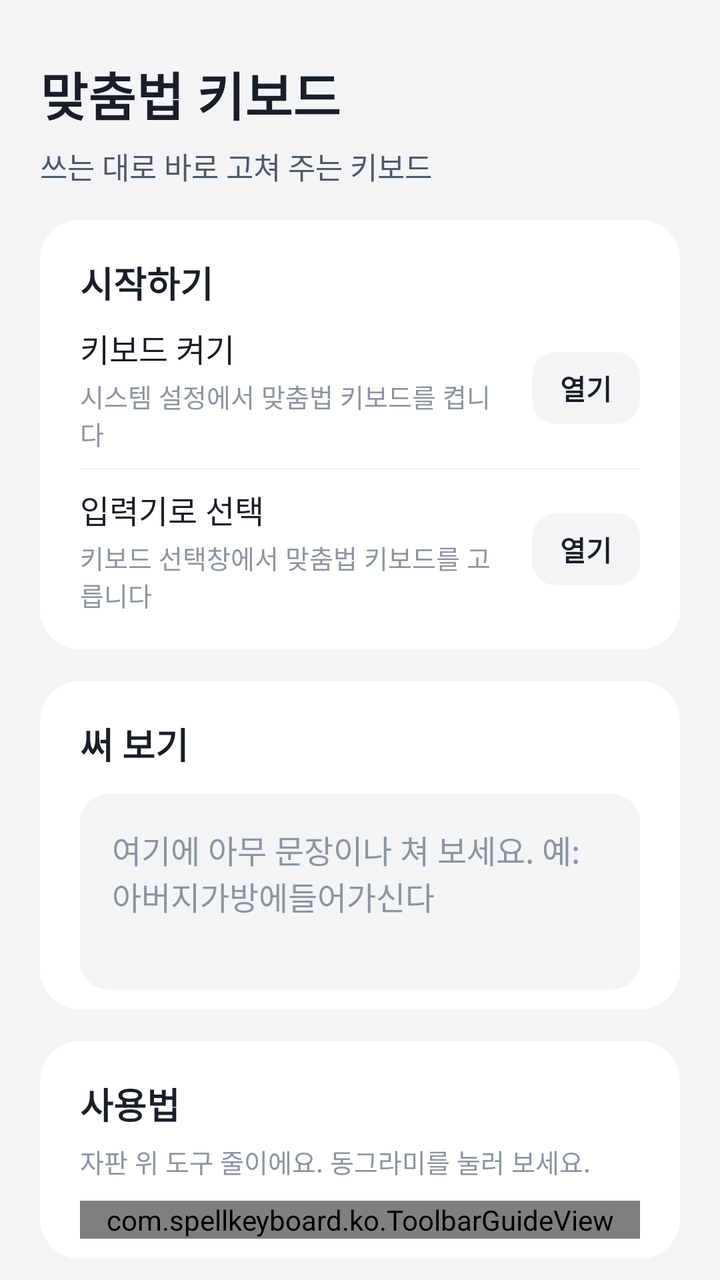
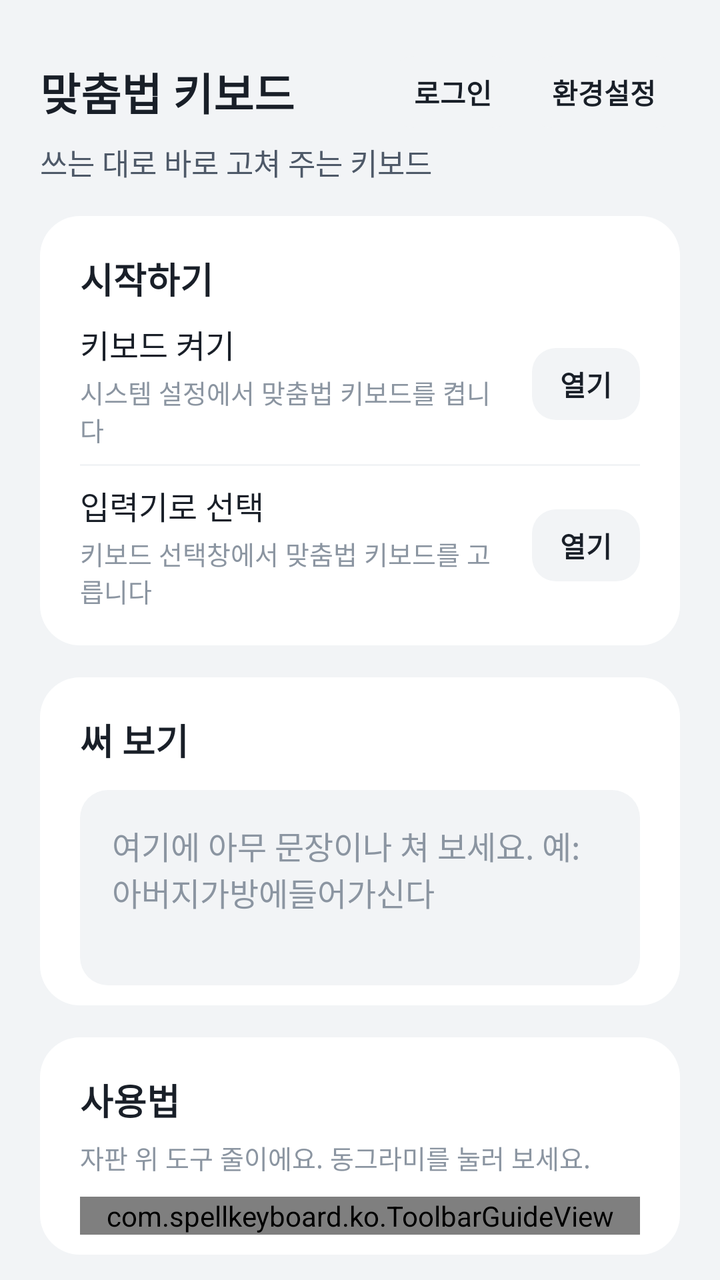

The first picture is an Android layout as it rendered before a commit; the second is the same layout after the commit. The layout source and the unified diff follow.
<!-- AndroidManifest.xml: application theme Theme.SpellKeyboard -->
<!-- res/layout/activity_setup.xml -->
<?xml version="1.0" encoding="utf-8"?>
<ScrollView xmlns:android="http://schemas.android.com/apk/res/android"
    xmlns:app="http://schemas.android.com/apk/res-auto"
    android:id="@+id/setup_scroll"
    android:layout_width="match_parent"
    android:layout_height="match_parent"
    android:background="@color/toss_bg"
    android:fillViewport="true"
    android:importantForAutofill="noExcludeDescendants"
    android:scrollbars="none">

    <LinearLayout
        android:layout_width="match_parent"
        android:layout_height="wrap_content"
        android:orientation="vertical"
        android:paddingHorizontal="20dp"
        android:paddingTop="28dp"
        android:paddingBottom="40dp">

        <TextView
            android:layout_width="wrap_content"
            android:layout_height="wrap_content"
            android:text="@string/app_name"
            android:textColor="@color/toss_text"
            android:textSize="26sp"
            android:textStyle="bold" />

        <TextView
            android:layout_width="wrap_content"
            android:layout_height="wrap_content"
            android:layout_marginTop="6dp"
            android:text="@string/home_subtitle"
            android:textColor="@color/toss_text2"
            android:textSize="15sp" />

        
        <LinearLayout
            android:id="@+id/setup_card"
            style="@style/Card">

            <TextView style="@style/CardTitle" android:text="@string/section_setup" />

            <TextView
                android:id="@+id/setup_all_done"
                android:layout_width="match_parent"
                android:layout_height="wrap_content"
                android:layout_marginTop="10dp"
                android:text="@string/setup_all_done"
                android:textColor="@color/toss_green"
                android:textSize="15sp"
                android:textStyle="bold"
                android:visibility="gone" />

            <LinearLayout style="@style/Row">
                <LinearLayout style="@style/RowText">
                    <TextView style="@style/RowTitle" android:text="@string/setup_enable_title" />
                    <TextView style="@style/RowSub" android:text="@string/setup_enable_sub" />
                </LinearLayout>
                <TextView android:id="@+id/enable_button" style="@style/Pill" android:text="@string/setup_open" />
            </LinearLayout>

            <View style="@style/Divider" />

            <LinearLayout style="@style/Row">
                <LinearLayout style="@style/RowText">
                    <TextView style="@style/RowTitle" android:text="@string/setup_pick_title" />
                    <TextView style="@style/RowSub" android:text="@string/setup_pick_sub" />
                </LinearLayout>
                <TextView android:id="@+id/pick_button" style="@style/Pill" android:text="@string/setup_open" />
            </LinearLayout>
        </LinearLayout>

        
        <LinearLayout style="@style/Card">
            <TextView style="@style/CardTitle" android:text="@string/section_try" />
            <EditText
                android:id="@+id/test_field"
                android:layout_width="match_parent"
                android:layout_height="wrap_content"
                android:layout_marginTop="12dp"
                android:background="@drawable/bg_input"
                android:gravity="top"
                android:hint="@string/setup_test_hint"
                android:importantForAutofill="no"
                android:inputType="textMultiLine"
                android:minLines="3"
                android:padding="16dp"
                android:textColor="@color/toss_text"
                android:textColorHint="@color/toss_text3"
                android:textSize="16sp" />
        </LinearLayout>

        
        <LinearLayout style="@style/Card">
            <TextView style="@style/CardTitle" android:text="@string/section_guide" />
            <TextView
                style="@style/RowSub"
                android:layout_marginTop="6dp"
                android:text="@string/guide_intro" />

            <com.spellkeyboard.ko.ToolbarGuideView
                android:id="@+id/toolbar_guide"
                android:layout_width="match_parent"
                android:layout_height="wrap_content"
                android:layout_marginTop="10dp" />

        </LinearLayout>

        
        <LinearLayout style="@style/Card">
            <TextView style="@style/CardTitle" android:text="@string/section_correction" />

            <LinearLayout style="@style/Row">
                <LinearLayout style="@style/RowText">
                    <TextView style="@style/RowTitle" android:text="@string/setting_auto_correct" />
                    <TextView style="@style/RowSub" android:text="@string/setting_auto_correct_sub" />
                </LinearLayout>
                <androidx.appcompat.widget.SwitchCompat
                    android:id="@+id/auto_correct_switch"
                    android:layout_width="wrap_content"
                    android:layout_height="wrap_content"
                    android:thumb="@drawable/switch_thumb"
                    app:showText="false"
                    app:track="@drawable/switch_track" />
            </LinearLayout>

            <View style="@style/Divider" />

            <LinearLayout style="@style/Row">
                <LinearLayout style="@style/RowText">
                    <TextView style="@style/RowTitle" android:text="@string/setting_ai_title" />
                    <TextView style="@style/RowSub" android:text="@string/setting_ai_sub" />
                    <TextView
                        android:id="@+id/quota_output"
                        style="@style/RowSub"
                        android:textColor="@color/toss_blue"
                        android:textStyle="bold" />
                </LinearLayout>
            </LinearLayout>

            <TextView
                android:id="@+id/subscribe_button"
                style="@style/PrimaryButton"
                android:layout_marginTop="8dp"
                android:text="@string/setting_plan_subscribe" />

            <TextView
                android:id="@+id/billing_status"
                style="@style/Caption"
                android:layout_marginTop="10dp" />

            <View style="@style/Divider" />

            
            <LinearLayout
                android:id="@+id/account_row"
                style="@style/Row">
                <LinearLayout style="@style/RowText">
                    <TextView style="@style/RowTitle" android:text="@string/setting_account_title" />
                    <TextView style="@style/RowSub" android:text="@string/setting_account_sub" />
                    <TextView
                        android:id="@+id/account_status"
                        style="@style/RowSub"
                        android:textColor="@color/toss_blue"
                        android:textStyle="bold" />
                </LinearLayout>
                <TextView
                    android:id="@+id/account_button"
                    style="@style/Pill"
                    android:text="@string/setting_account_signin" />
            </LinearLayout>

            <TextView
                style="@style/Caption"
                android:layout_marginTop="6dp"
                android:text="@string/setting_plan_note" />

            <TextView
                style="@style/Caption"
                android:layout_marginTop="6dp"
                android:text="@string/ai_notice" />

            
            <TextView
                android:id="@+id/install_id"
                style="@style/Caption"
                android:layout_marginTop="10dp"
                android:textIsSelectable="true" />
        </LinearLayout>

        
        <LinearLayout style="@style/Card">
            <TextView style="@style/CardTitle" android:text="@string/section_keyboard" />

            <LinearLayout style="@style/Row">
                <LinearLayout style="@style/RowText">
                    <TextView style="@style/RowTitle" android:text="@string/setting_layout" />
                </LinearLayout>
                <LinearLayout style="@style/Segment">
                    <TextView android:id="@+id/layout_qwerty" style="@style/SegmentItem" android:text="@string/setting_layout_qwerty" />
                    <TextView android:id="@+id/layout_cheonjiin" style="@style/SegmentItem" android:text="@string/setting_layout_cheonjiin" />
                </LinearLayout>
            </LinearLayout>

            <View style="@style/Divider" />

            <LinearLayout style="@style/Row">
                <LinearLayout style="@style/RowText">
                    <TextView style="@style/RowTitle" android:text="@string/setting_theme" />
                </LinearLayout>
                <LinearLayout style="@style/Segment">
                    <TextView android:id="@+id/theme_light" style="@style/SegmentItem" android:text="@string/setting_theme_light" />
                    <TextView android:id="@+id/theme_dark" style="@style/SegmentItem" android:text="@string/setting_theme_dark" />
                </LinearLayout>
            </LinearLayout>

            <View style="@style/Divider" />

            <LinearLayout style="@style/Row">
                <LinearLayout style="@style/RowText">
                    <TextView style="@style/RowTitle" android:text="@string/setting_background" />
                    <TextView android:id="@+id/background_status" style="@style/RowSub" />
                </LinearLayout>
                <TextView android:id="@+id/background_pick" style="@style/Pill" android:text="@string/setting_background_pick" />
                <TextView
                    android:id="@+id/background_clear"
                    style="@style/Pill"
                    android:layout_marginStart="6dp"
                    android:text="@string/setting_background_clear" />
            </LinearLayout>

            <View style="@style/Divider" />

            <LinearLayout
                android:layout_width="match_parent"
                android:layout_height="wrap_content"
                android:orientation="vertical"
                android:paddingTop="14dp"
                android:paddingBottom="6dp">

                <LinearLayout
                    android:layout_width="match_parent"
                    android:layout_height="wrap_content"
                    android:orientation="horizontal">

                    <TextView
                        style="@style/RowTitle"
                        android:layout_width="0dp"
                        android:layout_weight="1"
                        android:text="@string/setting_key_transparency" />

                    <TextView
                        android:id="@+id/key_transparency_value"
                        android:layout_width="wrap_content"
                        android:layout_height="wrap_content"
                        android:textColor="@color/toss_blue"
                        android:textSize="16sp"
                        android:textStyle="bold" />
                </LinearLayout>

                <TextView style="@style/RowSub" android:text="@string/setting_key_transparency_sub" />

                <SeekBar
                    android:id="@+id/key_transparency"
                    android:layout_width="match_parent"
                    android:layout_height="wrap_content"
                    android:layout_marginTop="8dp"
                    android:max="100" />
            </LinearLayout>
        </LinearLayout>


        <TextView
            style="@style/Caption"
            android:layout_marginTop="20dp"
            android:paddingHorizontal="4dp"
            android:text="@string/privacy_notice" />
    </LinearLayout>
</ScrollView>
<!-- resources referenced by this layout -->
<resources>
  <!-- drawable switch_thumb (drawable) -->
  <?xml version="1.0" encoding="utf-8"?>
  <inset xmlns:android="http://schemas.android.com/apk/res/android" android:inset="3dp">
      <shape android:shape="oval">
          <solid android:color="#FFFFFF" />
          <size android:width="26dp" android:height="26dp" />
      </shape>
  </inset>
  <!-- drawable switch_track (drawable) -->
  <?xml version="1.0" encoding="utf-8"?>
  <selector xmlns:android="http://schemas.android.com/apk/res/android">
      <item android:state_checked="true">
          <shape android:shape="rectangle">
              <solid android:color="@color/toss_blue" />
              <corners android:radius="16dp" />
              <size android:width="52dp" android:height="32dp" />
          </shape>
      </item>
      <item>
          <shape android:shape="rectangle">
              <solid android:color="@color/toss_switch_off" />
              <corners android:radius="16dp" />
              <size android:width="52dp" android:height="32dp" />
          </shape>
      </item>
  </selector>
  <string name="ai_notice">AI 전체 교정을 누를 때만 그 입력란의 글이 서버를 거쳐 AI 로 가요(지금은 구글 제미나이). 타이핑 중 실시간 교정은 기기 안에서만 처리돼요.</string>
  <string name="privacy_notice">타이핑한 내용은 기기 밖으로 나가지 않아요. 실시간 교정은 전부 기기 안에서 처리하고, 비밀번호·이메일·URL 입력란에서는 자동으로 꺼져요.</string>
  <string name="section_correction">교정</string>
  <string name="section_keyboard">키보드</string>
  <string name="setting_account_signin">구글로 로그인</string>
  <string name="setting_account_sub">윈도우·아이폰에서도 같은 구독을 쓰려면 로그인하세요.</string>
  <string name="setting_account_title">로그인</string>
  <string name="setting_auto_correct">실시간 자동 교정</string>
  <string name="setting_auto_correct_sub">어절이 끝날 때마다 기기 안에서 바로 고칩니다. 복잡하거나 어려운 문장은 교정이 안 될 수도 있어요. 자판 위 \'교정\' 버튼으로도 끄고 켤 수 있어요.</string>
  <string name="setting_background">배경 사진</string>
  <string name="setting_background_clear">지우기</string>
  <string name="setting_background_pick">고르기</string>
  <string name="setting_key_transparency">키 투명도</string>
  <string name="setting_key_transparency_sub">배경 사진을 썼을 때 키를 얼마나 비치게 할지 정해요. 오른쪽으로 갈수록 사진이 잘 보여요.</string>
  <string name="setting_layout">자판</string>
  <string name="setting_layout_cheonjiin">천지인</string>
  <string name="setting_layout_qwerty">쿼티</string>
  <string name="setting_theme">테마</string>
  <string name="setting_theme_dark">어둡게</string>
  <string name="setting_theme_light">밝게</string>
  <style name="Segment">
          <item name="android:layout_width">wrap_content</item>
          <item name="android:layout_height">40dp</item>
          <item name="android:background">@drawable/bg_segment</item>
          <item name="android:orientation">horizontal</item>
          <item name="android:padding">3dp</item>
      </style>
  <style name="SegmentItem">
          <item name="android:layout_width">wrap_content</item>
          <item name="android:layout_height">match_parent</item>
          <item name="android:minWidth">64dp</item>
          <item name="android:background">@drawable/bg_segment_item</item>
          <item name="android:clickable">true</item>
          <item name="android:focusable">true</item>
          <item name="android:gravity">center</item>
          <item name="android:paddingHorizontal">14dp</item>
          <item name="android:textColor">@color/segment_text</item>
          <item name="android:textSize">14sp</item>
          <item name="android:textStyle">bold</item>
      </style>
  <color name="toss_switch_off">#D1D6DB</color>
  <!-- drawable bg_segment (drawable) -->
  <?xml version="1.0" encoding="utf-8"?>
  <shape xmlns:android="http://schemas.android.com/apk/res/android" android:shape="rectangle">
      <solid android:color="@color/toss_fill" />
      <corners android:radius="12dp" />
  </shape>
  <!-- drawable bg_segment_item (drawable) -->
  <?xml version="1.0" encoding="utf-8"?>
  <selector xmlns:android="http://schemas.android.com/apk/res/android">
      <item android:state_selected="true">
          <shape android:shape="rectangle">
              <solid android:color="@color/toss_card" />
              <corners android:radius="10dp" />
          </shape>
      </item>
      <item>
          <shape android:shape="rectangle">
              <solid android:color="@android:color/transparent" />
              <corners android:radius="10dp" />
          </shape>
      </item>
  </selector>
  <!-- unchanged entries left out for length: 43 -->
</resources>

<!-- the commit's change to res/layout/activity_setup.xml (unified diff, before → after) -->
@@ -17,13 +17,38 @@
         android:paddingTop="28dp"
         android:paddingBottom="40dp">
 
-        <TextView
-            android:layout_width="wrap_content"
+        
+        <LinearLayout
+            android:layout_width="match_parent"
             android:layout_height="wrap_content"
-            android:text="@string/app_name"
-            android:textColor="@color/toss_text"
-            android:textSize="26sp"
-            android:textStyle="bold" />
+            android:gravity="center_vertical"
+            android:orientation="horizontal">
+
+            <TextView
+                android:layout_width="0dp"
+                android:layout_height="wrap_content"
+                android:layout_weight="1"
+                android:ellipsize="end"
+                android:maxLines="1"
+                android:text="@string/app_name"
+                android:textColor="@color/toss_text"
+                android:textSize="22sp"
+                android:textStyle="bold" />
+
+            
+            <TextView
+                android:id="@+id/account_button"
+                style="@style/Pill"
+                android:paddingHorizontal="12dp"
+                android:text="@string/top_login" />
+
+            <TextView
+                android:id="@+id/settings_button"
+                style="@style/Pill"
+                android:paddingHorizontal="12dp"
+                android:layout_marginStart="6dp"
+                android:text="@string/top_settings" />
+        </LinearLayout>
 
         <TextView
             android:layout_width="wrap_content"
@@ -108,23 +133,7 @@
 
         
         <LinearLayout style="@style/Card">
-            <TextView style="@style/CardTitle" android:text="@string/section_correction" />
-
-            <LinearLayout style="@style/Row">
-                <LinearLayout style="@style/RowText">
-                    <TextView style="@style/RowTitle" android:text="@string/setting_auto_correct" />
-                    <TextView style="@style/RowSub" android:text="@string/setting_auto_correct_sub" />
-                </LinearLayout>
-                <androidx.appcompat.widget.SwitchCompat
-                    android:id="@+id/auto_correct_switch"
-                    android:layout_width="wrap_content"
-                    android:layout_height="wrap_content"
-                    android:thumb="@drawable/switch_thumb"
-                    app:showText="false"
-                    app:track="@drawable/switch_track" />
-            </LinearLayout>
-
-            <View style="@style/Divider" />
+            <TextView style="@style/CardTitle" android:text="@string/paywall_title_plan" />
 
             <LinearLayout style="@style/Row">
                 <LinearLayout style="@style/RowText">
@@ -149,131 +158,11 @@
                 style="@style/Caption"
                 android:layout_marginTop="10dp" />
 
-            <View style="@style/Divider" />
-
-            
-            <LinearLayout
-                android:id="@+id/account_row"
-                style="@style/Row">
-                <LinearLayout style="@style/RowText">
-                    <TextView style="@style/RowTitle" android:text="@string/setting_account_title" />
-                    <TextView style="@style/RowSub" android:text="@string/setting_account_sub" />
-                    <TextView
-                        android:id="@+id/account_status"
-                        style="@style/RowSub"
-                        android:textColor="@color/toss_blue"
-                        android:textStyle="bold" />
-                </LinearLayout>
-                <TextView
-                    android:id="@+id/account_button"
-                    style="@style/Pill"
-                    android:text="@string/setting_account_signin" />
-            </LinearLayout>
-
             <TextView
                 style="@style/Caption"
                 android:layout_marginTop="6dp"
+                android:layout_marginBottom="8dp"
                 android:text="@string/setting_plan_note" />
-
-            <TextView
-                style="@style/Caption"
-                android:layout_marginTop="6dp"
-                android:text="@string/ai_notice" />
-
-            
-            <TextView
-                android:id="@+id/install_id"
-                style="@style/Caption"
-                android:layout_marginTop="10dp"
-                android:textIsSelectable="true" />
         </LinearLayout>
-
-        
-        <LinearLayout style="@style/Card">
-            <TextView style="@style/CardTitle" android:text="@string/section_keyboard" />
-
-            <LinearLayout style="@style/Row">
-                <LinearLayout style="@style/RowText">
-                    <TextView style="@style/RowTitle" android:text="@string/setting_layout" />
-                </LinearLayout>
-                <LinearLayout style="@style/Segment">
-                    <TextView android:id="@+id/layout_qwerty" style="@style/SegmentItem" android:text="@string/setting_layout_qwerty" />
-                    <TextView android:id="@+id/layout_cheonjiin" style="@style/SegmentItem" android:text="@string/setting_layout_cheonjiin" />
-                </LinearLayout>
-            </LinearLayout>
-
-            <View style="@style/Divider" />
-
-            <LinearLayout style="@style/Row">
-                <LinearLayout style="@style/RowText">
-                    <TextView style="@style/RowTitle" android:text="@string/setting_theme" />
-                </LinearLayout>
-                <LinearLayout style="@style/Segment">
-                    <TextView android:id="@+id/theme_light" style="@style/SegmentItem" android:text="@string/setting_theme_light" />
-                    <TextView android:id="@+id/theme_dark" style="@style/SegmentItem" android:text="@string/setting_theme_dark" />
-                </LinearLayout>
-            </LinearLayout>
-
-            <View style="@style/Divider" />
-
-            <LinearLayout style="@style/Row">
-                <LinearLayout style="@style/RowText">
-                    <TextView style="@style/RowTitle" android:text="@string/setting_background" />
-                    <TextView android:id="@+id/background_status" style="@style/RowSub" />
-                </LinearLayout>
-                <TextView android:id="@+id/background_pick" style="@style/Pill" android:text="@string/setting_background_pick" />
-                <TextView
-                    android:id="@+id/background_clear"
-                    style="@style/Pill"
-                    android:layout_marginStart="6dp"
-                    android:text="@string/setting_background_clear" />
-            </LinearLayout>
-
-            <View style="@style/Divider" />
-
-            <LinearLayout
-                android:layout_width="match_parent"
-                android:layout_height="wrap_content"
-                android:orientation="vertical"
-                android:paddingTop="14dp"
-                android:paddingBottom="6dp">
-
-                <LinearLayout
-                    android:layout_width="match_parent"
-                    android:layout_height="wrap_content"
-                    android:orientation="horizontal">
-
-                    <TextView
-                        style="@style/RowTitle"
-                        android:layout_width="0dp"
-                        android:layout_weight="1"
-                        android:text="@string/setting_key_transparency" />
-
-                    <TextView
-                        android:id="@+id/key_transparency_value"
-                        android:layout_width="wrap_content"
-                        android:layout_height="wrap_content"
-                        android:textColor="@color/toss_blue"
-                        android:textSize="16sp"
-                        android:textStyle="bold" />
-                </LinearLayout>
-
-                <TextView style="@style/RowSub" android:text="@string/setting_key_transparency_sub" />
-
-                <SeekBar
-                    android:id="@+id/key_transparency"
-                    android:layout_width="match_parent"
-                    android:layout_height="wrap_content"
-                    android:layout_marginTop="8dp"
-                    android:max="100" />
-            </LinearLayout>
-        </LinearLayout>
-
-
-        <TextView
-            style="@style/Caption"
-            android:layout_marginTop="20dp"
-            android:paddingHorizontal="4dp"
-            android:text="@string/privacy_notice" />
     </LinearLayout>
 </ScrollView>
<!-- resource entries referenced after the edit -->
@@ -1,94 +1,8 @@
 <!-- resources referenced by this layout -->
 <resources>
-  <!-- drawable switch_thumb (drawable) -->
-  <?xml version="1.0" encoding="utf-8"?>
-  <inset xmlns:android="http://schemas.android.com/apk/res/android" android:inset="3dp">
-      <shape android:shape="oval">
-          <solid android:color="#FFFFFF" />
-          <size android:width="26dp" android:height="26dp" />
-      </shape>
-  </inset>
-  <!-- drawable switch_track (drawable) -->
-  <?xml version="1.0" encoding="utf-8"?>
-  <selector xmlns:android="http://schemas.android.com/apk/res/android">
-      <item android:state_checked="true">
-          <shape android:shape="rectangle">
-              <solid android:color="@color/toss_blue" />
-              <corners android:radius="16dp" />
-              <size android:width="52dp" android:height="32dp" />
-          </shape>
-      </item>
-      <item>
-          <shape android:shape="rectangle">
-              <solid android:color="@color/toss_switch_off" />
-              <corners android:radius="16dp" />
-              <size android:width="52dp" android:height="32dp" />
-          </shape>
-      </item>
-  </selector>
-  <string name="ai_notice">AI 전체 교정을 누를 때만 그 입력란의 글이 서버를 거쳐 AI 로 가요(지금은 구글 제미나이). 타이핑 중 실시간 교정은 기기 안에서만 처리돼요.</string>
-  <string name="privacy_notice">타이핑한 내용은 기기 밖으로 나가지 않아요. 실시간 교정은 전부 기기 안에서 처리하고, 비밀번호·이메일·URL 입력란에서는 자동으로 꺼져요.</string>
-  <string name="section_correction">교정</string>
-  <string name="section_keyboard">키보드</string>
-  <string name="setting_account_signin">구글로 로그인</string>
-  <string name="setting_account_sub">윈도우·아이폰에서도 같은 구독을 쓰려면 로그인하세요.</string>
-  <string name="setting_account_title">로그인</string>
-  <string name="setting_auto_correct">실시간 자동 교정</string>
-  <string name="setting_auto_correct_sub">어절이 끝날 때마다 기기 안에서 바로 고칩니다. 복잡하거나 어려운 문장은 교정이 안 될 수도 있어요. 자판 위 \'교정\' 버튼으로도 끄고 켤 수 있어요.</string>
-  <string name="setting_background">배경 사진</string>
-  <string name="setting_background_clear">지우기</string>
-  <string name="setting_background_pick">고르기</string>
-  <string name="setting_key_transparency">키 투명도</string>
-  <string name="setting_key_transparency_sub">배경 사진을 썼을 때 키를 얼마나 비치게 할지 정해요. 오른쪽으로 갈수록 사진이 잘 보여요.</string>
-  <string name="setting_layout">자판</string>
-  <string name="setting_layout_cheonjiin">천지인</string>
-  <string name="setting_layout_qwerty">쿼티</string>
-  <string name="setting_theme">테마</string>
-  <string name="setting_theme_dark">어둡게</string>
-  <string name="setting_theme_light">밝게</string>
-  <style name="Segment">
-          <item name="android:layout_width">wrap_content</item>
-          <item name="android:layout_height">40dp</item>
-          <item name="android:background">@drawable/bg_segment</item>
-          <item name="android:orientation">horizontal</item>
-          <item name="android:padding">3dp</item>
-      </style>
-  <style name="SegmentItem">
-          <item name="android:layout_width">wrap_content</item>
-          <item name="android:layout_height">match_parent</item>
-          <item name="android:minWidth">64dp</item>
-          <item name="android:background">@drawable/bg_segment_item</item>
-          <item name="android:clickable">true</item>
-          <item name="android:focusable">true</item>
-          <item name="android:gravity">center</item>
-          <item name="android:paddingHorizontal">14dp</item>
-          <item name="android:textColor">@color/segment_text</item>
-          <item name="android:textSize">14sp</item>
-          <item name="android:textStyle">bold</item>
-      </style>
-  <color name="toss_switch_off">#D1D6DB</color>
-  <!-- drawable bg_segment (drawable) -->
-  <?xml version="1.0" encoding="utf-8"?>
-  <shape xmlns:android="http://schemas.android.com/apk/res/android" android:shape="rectangle">
-      <solid android:color="@color/toss_fill" />
-      <corners android:radius="12dp" />
-  </shape>
-  <!-- drawable bg_segment_item (drawable) -->
-  <?xml version="1.0" encoding="utf-8"?>
-  <selector xmlns:android="http://schemas.android.com/apk/res/android">
-      <item android:state_selected="true">
-          <shape android:shape="rectangle">
-              <solid android:color="@color/toss_card" />
-              <corners android:radius="10dp" />
-          </shape>
-      </item>
-      <item>
-          <shape android:shape="rectangle">
-              <solid android:color="@android:color/transparent" />
-              <corners android:radius="10dp" />
-          </shape>
-      </item>
-  </selector>
+  <string name="paywall_title_plan">프리미엄</string>
+  <string name="top_login">로그인</string>
+  <string name="top_settings">환경설정</string>
   <!-- unchanged entries left out for length: 43 -->
 </resources>
 
